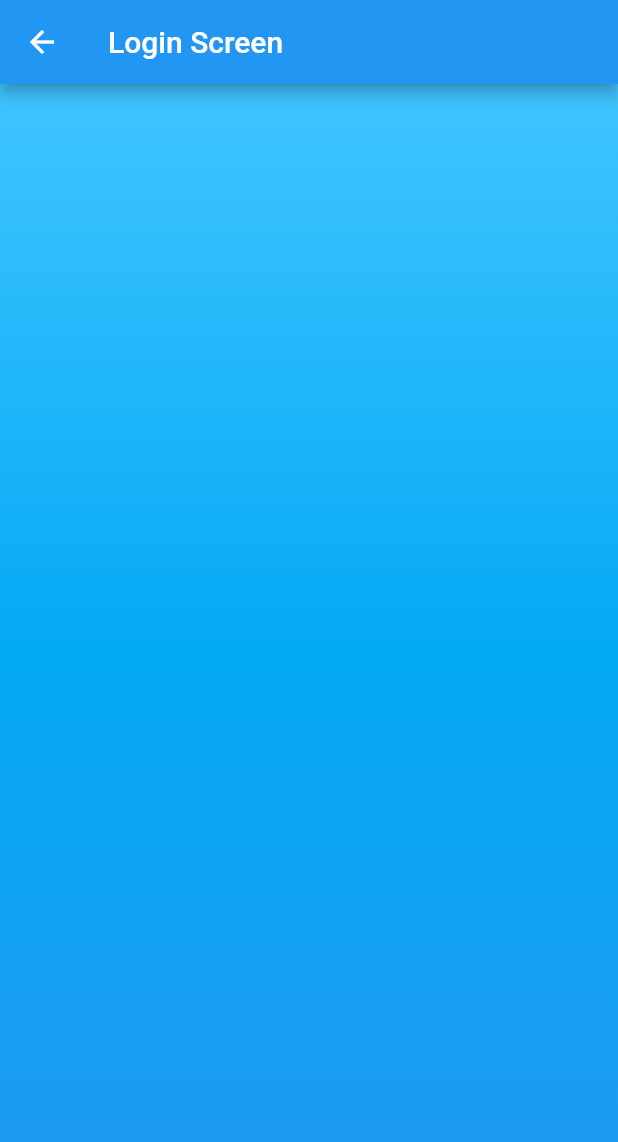
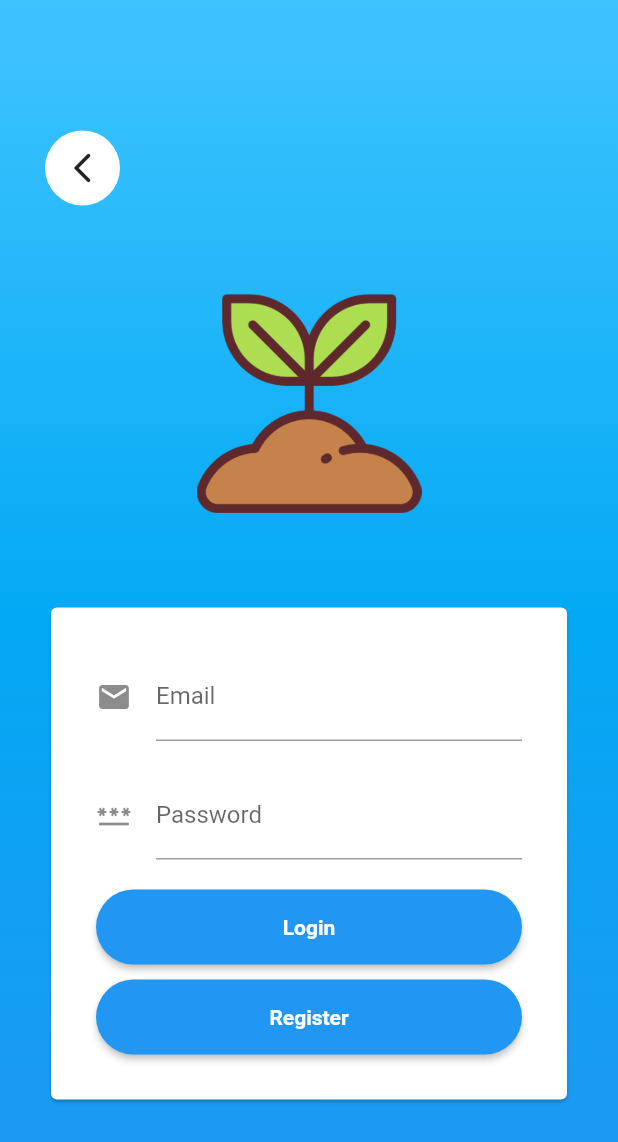
Before and after one commit to Gadi0905/NgTszHim_VT6000CEM_Project, a Flutter app: the screen it shows after launch, after a tap on "Login", on a phone screen of 412 x 824 dp. Shown: the top 1142 px of the screen. Run offline on Flutter 3.47's test engine with Material 2 defaults, Android fonts, the phone set to English and light mode, and no system bars.

Commit message:
changed screens UI added pop to root function optimized widget helper

```diff
--- a/lib/src/helpers/routes_helper/routes_helper.dart
+++ b/lib/src/helpers/routes_helper/routes_helper.dart
@@ -10,4 +10,9 @@ class RoutesHelper {
   static pop(context) {
     Navigator.pop(context);
   }
+
+  // back to first page
+  static popToRoot(context) {
+    Navigator.of(context).popUntil((route) => route.isFirst);
+  }
 }
--- a/lib/src/helpers/widgets_helper/button_widget/button_widget.dart
+++ b/lib/src/helpers/widgets_helper/button_widget/button_widget.dart
@@ -6,6 +6,8 @@ class ButtonWidget {
     required BuildContext context,
     required Function() onPressItem,
     String? title,
+    Color? backgroundColor,
+    Color? textColor,
   }) {
     return SizedBox(
       height: 50,
@@ -13,7 +15,7 @@ class ButtonWidget {
       child: ElevatedButton(
         onPressed: onPressItem,
         style: ButtonStyle(
-          backgroundColor: MaterialStateProperty.all(Colors.white),
+          backgroundColor: MaterialStateProperty.all(backgroundColor ?? Colors.white),
           shape: MaterialStateProperty.all<RoundedRectangleBorder>(
             RoundedRectangleBorder(
               borderRadius: BorderRadius.circular(25.0),
@@ -22,8 +24,8 @@ class ButtonWidget {
         ),
         child: Text(
           title ?? 'Button',
-          style: const TextStyle(
-            color: Colors.blue,
+          style: TextStyle(
+            color: textColor ?? Colors.blue,
             fontWeight: FontWeight.bold,
           ),
         ),
--- a/lib/src/screens/login_screen/login_screen.dart
+++ b/lib/src/screens/login_screen/login_screen.dart
@@ -1,6 +1,9 @@
 import 'package:flutter/material.dart';
-import 'package:ngtszhim_vt6000cem_project/src/helpers/widgets_helper/appbar_widget/default_appbar_widget.dart';
+import 'package:ngtszhim_vt6000cem_project/src/helpers/routes_helper/routes_helper.dart';
+import 'package:ngtszhim_vt6000cem_project/src/helpers/widgets_helper/asset_image_widget/asset_image_widget.dart';
 import 'package:ngtszhim_vt6000cem_project/src/helpers/widgets_helper/background_widget/default_background_widget.dart';
+import 'package:ngtszhim_vt6000cem_project/src/helpers/widgets_helper/button_widget/button_widget.dart';
+import 'package:ngtszhim_vt6000cem_project/src/screens/registration_screen/registration_screen.dart';
 
 class LoginScreen extends StatelessWidget {
   const LoginScreen({Key? key}) : super(key: key);
@@ -9,7 +12,6 @@ class LoginScreen extends StatelessWidget {
   Widget build(BuildContext context) {
     return Scaffold(
       resizeToAvoidBottomInset: false,
-      appBar: DefaultAppBarWidget.basicColor(title: 'Login Screen'),
       body: _buildBody(context),
     );
   }
@@ -17,6 +19,105 @@ class LoginScreen extends StatelessWidget {
   Widget _buildBody(BuildContext context) {
     return DefaultBackgroundWidget.basicColor(
       context: context,
+      child: Padding(
+        padding: const EdgeInsets.all(30.0),
+        child: Column(
+          crossAxisAlignment: CrossAxisAlignment.center,
+          children: [
+            const Spacer(),
+            Row(
+              mainAxisAlignment: MainAxisAlignment.start,
+              children: [
+                Container(
+                  width: 50,
+                  height: 50,
+                  decoration: BoxDecoration(
+                      color: Colors.white,
+                      borderRadius: BorderRadius.circular(25)),
+                  child: IconButton(
+                    onPressed: () {
+                      RoutesHelper.popToRoot(context);
+                    },
+                    icon: const Icon(Icons.arrow_back_ios_new_rounded),
+                  ),
+                ),
+              ],
+            ),
+            const Spacer(),
+            AssetImageWidget.basicImage(
+                context: context, width: 150, height: 150),
+            const Spacer(),
+            _buildCard(context),
+            const Spacer(),
+          ],
+        ),
+      ),
+    );
+  }
+
+  Widget _buildCard(BuildContext context) {
+    return Card(
+      child: Padding(
+        padding: const EdgeInsets.all(30.0),
+        child: Column(
+          crossAxisAlignment: CrossAxisAlignment.center,
+          children: [
+            _buildEmailField(),
+            const SizedBox(height: 20),
+            _buildPasswordField(),
+            const SizedBox(height: 20),
+            ButtonWidget.basicStyle(
+              context: context,
+              title: 'Login',
+              backgroundColor: Colors.blue,
+              textColor: Colors.white,
+              onPressItem: () {
+                RoutesHelper.pushScreen(context, const LoginScreen());
+              },
+            ),
+            const SizedBox(height: 10),
+            ButtonWidget.basicStyle(
+              context: context,
+              title: 'Register',
+              backgroundColor: Colors.blue,
+              textColor: Colors.white,
+              onPressItem: () {
+                RoutesHelper.pushScreen(context, const RegistrationScreen());
+              },
+            ),
+          ],
+        ),
+      ),
+    );
+  }
+
+  Widget _buildEmailField() {
+    return Column(
+      crossAxisAlignment: CrossAxisAlignment.start,
+      children: [
+        TextFormField(
+          decoration: const InputDecoration(
+            icon: Icon(Icons.email),
+            hintText: 'What is your email address?',
+            labelText: 'Email',
+          ),
+        ),
+      ],
+    );
+  }
+
+  Widget _buildPasswordField() {
+    return Column(
+      crossAxisAlignment: CrossAxisAlignment.start,
+      children: [
+        TextFormField(
+          decoration: const InputDecoration(
+            icon: Icon(Icons.password),
+            hintText: 'What is your password?',
+            labelText: 'Password',
+          ),
+        ),
+      ],
     );
   }
 }
--- a/lib/src/screens/welcome_screen/welcome_screen.dart
+++ b/lib/src/screens/welcome_screen/welcome_screen.dart
@@ -1,6 +1,5 @@
 import 'package:flutter/material.dart';
 import 'package:ngtszhim_vt6000cem_project/src/helpers/routes_helper/routes_helper.dart';
-import 'package:ngtszhim_vt6000cem_project/src/helpers/widgets_helper/appbar_widget/default_appbar_widget.dart';
 import 'package:ngtszhim_vt6000cem_project/src/helpers/widgets_helper/asset_image_widget/asset_image_widget.dart';
 import 'package:ngtszhim_vt6000cem_project/src/helpers/widgets_helper/background_widget/default_background_widget.dart';
 import 'package:ngtszhim_vt6000cem_project/src/helpers/widgets_helper/button_widget/button_widget.dart';
@@ -13,7 +12,6 @@ class WelcomeScreen extends StatelessWidget {
   @override
   Widget build(BuildContext context) {
     return Scaffold(
-      appBar: DefaultAppBarWidget.basicColor(title: 'Welcome Screen'),
       body: _buildBody(context),
     );
   }
@@ -56,10 +54,10 @@ class WelcomeScreen extends StatelessWidget {
     return SizedBox(
       width: MediaQuery.of(context).size.width * 0.8,
       child: Column(
-        crossAxisAlignment: CrossAxisAlignment.start,
+        crossAxisAlignment: CrossAxisAlignment.center,
         children: const [
           Text(
-            'Welcome',
+            'Planting Prince',
             style: TextStyle(
               color: Colors.white,
               fontSize: 30,
@@ -68,8 +66,8 @@ class WelcomeScreen extends StatelessWidget {
           ),
           SizedBox(height: 10),
           Text(
-            'Create a new account to have fun with IoT planting.',
-            textAlign: TextAlign.start,
+            'Hope you enjoy planting',
+            textAlign: TextAlign.center,
             style: TextStyle(
               color: Colors.white,
               fontSize: 16,
```
Also changed, not shown: lib/src/screens/registration_screen/registration_screen.dart (+42 -9 lines).
